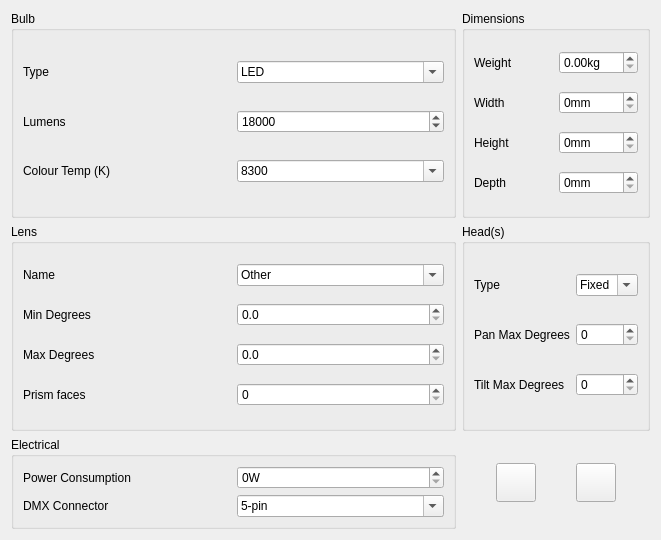
Qt form fixtureeditor/editphysical.ui (mcallegari/qlcplus) before a commit.
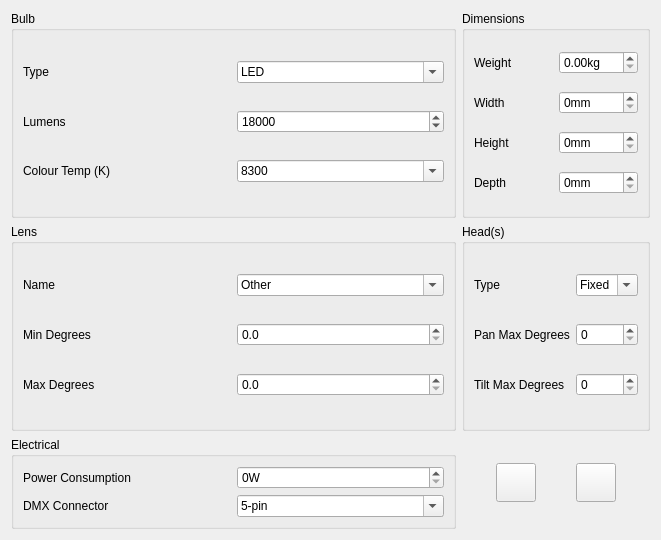
The same form after that commit. Icons and pictures are not drawn.

Commit message: engine/fixtureeditor: revert global prism faces setting and moved it on capability preset

Diff of the .ui file:
```diff
--- a/fixtureeditor/editphysical.ui
+++ b/fixtureeditor/editphysical.ui
@@ -733,16 +733,6 @@
         </property>
        </widget>
       </item>
-      <item row="3" column="0">
-       <widget class="QLabel" name="m_prismLabel">
-        <property name="text">
-         <string>Prism faces</string>
-        </property>
-       </widget>
-      </item>
-      <item row="3" column="1">
-       <widget class="QSpinBox" name="m_prismFacesSpin"/>
-      </item>
      </layout>
     </widget>
    </item>
```
Left out of the diff: 1 changed line with no effect on the pictures. The commit also changes 9 other files.
